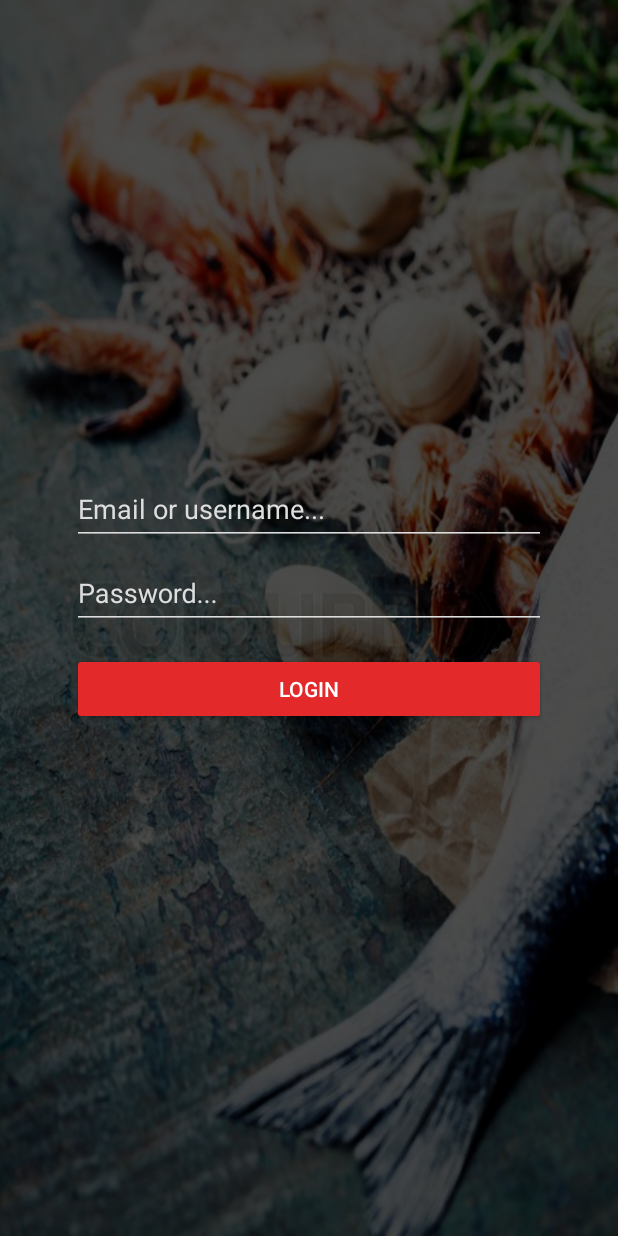
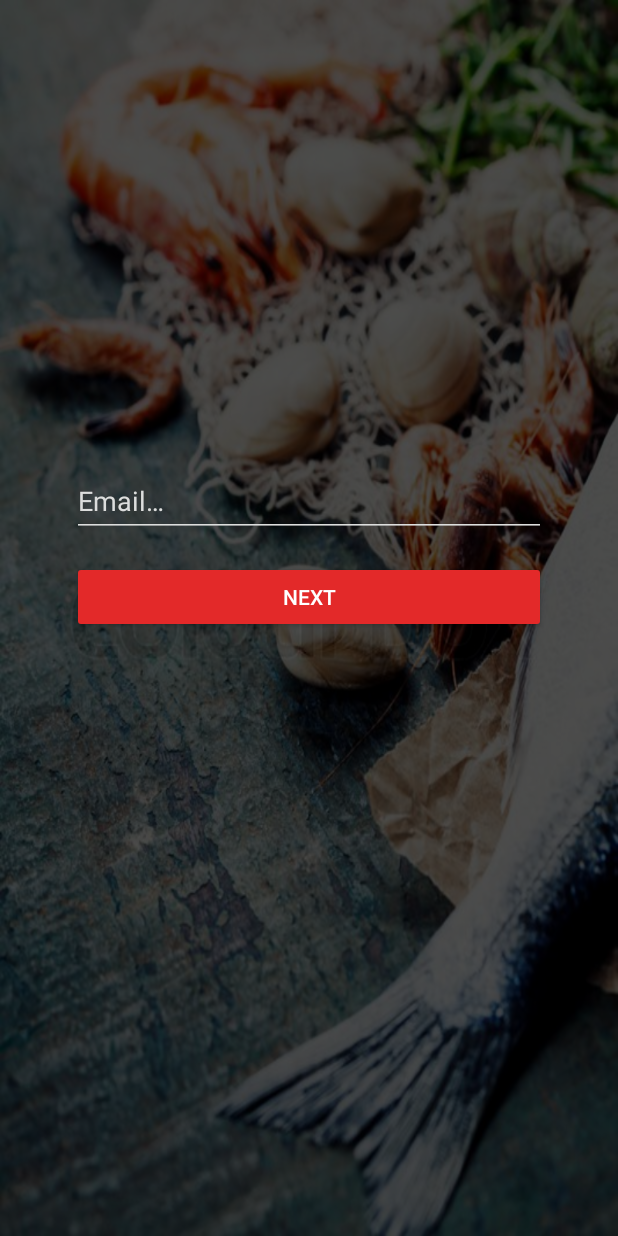
Before and after one commit to esprit-mini-projet/CookMania-Android, an Android app: the screen it shows after launch (MainActivity), after a tap on "CONNECT WITH EMAIL", on a phone screen of 412 x 824 dp. Run offline under Robolectric (Android 15) with nearby library versions, the phone set to English and light mode, and no system bars; libraries missing offline, so code that uses them is left out: com.facebook, com.facebook.login; 7 statements that could not run were skipped.

Commit message:
started with email login fragment

```diff
--- a/app/src/main/java/tn/duoes/esprit/cookmania/controllers/fragments/EmailLoginFragment.java
+++ b/app/src/main/java/tn/duoes/esprit/cookmania/controllers/fragments/EmailLoginFragment.java
@@ -1,18 +1,30 @@
 package tn.duoes.esprit.cookmania.controllers.fragments;
 
+import android.content.Context;
 import android.os.Bundle;
 import android.support.annotation.NonNull;
 import android.support.annotation.Nullable;
+import android.support.design.widget.TextInputEditText;
+import android.support.design.widget.TextInputLayout;
 import android.support.v4.app.Fragment;
 import android.view.LayoutInflater;
 import android.view.View;
 import android.view.ViewGroup;
+import android.view.WindowManager;
+import android.view.inputmethod.InputMethodManager;
+import android.widget.Button;
 
 import tn.duoes.esprit.cookmania.R;
 
 public class EmailLoginFragment extends Fragment {
 
     private static final String TAG = "EmailLoginFragment";
+
+    private TextInputLayout mEmailLayout;
+    private TextInputLayout mUsernameLayout;
+    private TextInputLayout mPasswordLayout;
+    private TextInputLayout mConfirmPasswordLayout;
+    private Button mActionButton;
 
     public static EmailLoginFragment newInstance() {
 
@@ -28,8 +40,19 @@ public class EmailLoginFragment extends Fragment {
     public View onCreateView(@NonNull LayoutInflater inflater, @Nullable ViewGroup container, @Nullable Bundle savedInstanceState) {
         View v = inflater.inflate(R.layout.fragment_email_login, container, false);
 
+        mEmailLayout = v.findViewById(R.id.activity_main_email_input_layout);
+        mUsernameLayout = v.findViewById(R.id.activity_main_username_input_layout);
+        mPasswordLayout = v.findViewById(R.id.activity_main_password_input_layout);
+        mConfirmPasswordLayout = v.findViewById(R.id.activity_main_password_confirm_input_layout);
+        mActionButton = v.findViewById(R.id.activity_main_action_button);
+
 
 
         return v;
     }
+
+    @Override
+    public void onCreate(@Nullable Bundle savedInstanceState) {
+        super.onCreate(savedInstanceState);
+    }
 }
--- a/app/src/main/java/tn/duoes/esprit/cookmania/services/UserService.java
+++ b/app/src/main/java/tn/duoes/esprit/cookmania/services/UserService.java
@@ -19,7 +19,7 @@ public class UserService {
 
     private static final String TAG = "UserService";
 
-    private static final String Base_Url = "http://192.168.1.2:3000/users/";
+    private static final String Base_Url = "http://192.168.43.254:3000/users/";
     private static UserService instance;
 
     private UserApi mUserApi;
--- a/app/src/main/res/layout/fragment_email_login.xml
+++ b/app/src/main/res/layout/fragment_email_login.xml
@@ -3,9 +3,7 @@
     xmlns:app="http://schemas.android.com/apk/res-auto"
     android:layout_width="match_parent"
     android:layout_height="match_parent"
-    android:background="@drawable/login_background"
-    android:focusable="true"
-    android:focusableInTouchMode="true">
+    android:background="@drawable/login_background">
 
     <LinearLayout
         android:layout_width="match_parent"
@@ -13,21 +11,23 @@
         android:background="@android:color/black"
         android:alpha="0.7"/>
 
+    <LinearLayout
+        android:layout_width="match_parent"
+        android:layout_height="match_parent"
+        android:orientation="vertical"
+        android:gravity="center"
+        android:paddingStart="48dp"
+        android:paddingEnd="48dp"
+        android:paddingBottom="100dp">
+
         <android.support.design.widget.TextInputLayout
-        android:id="@+id/login_input_layout"
-        android:layout_width="0dp"
+            android:id="@+id/activity_main_email_input_layout"
+            android:layout_width="match_parent"
             android:layout_height="wrap_content"
-        app:layout_constraintTop_toTopOf="parent"
-        app:layout_constraintBottom_toBottomOf="parent"
-        app:layout_constraintStart_toStartOf="parent"
-        app:layout_constraintEnd_toEndOf="parent"
-        android:layout_marginStart="48dp"
-        android:layout_marginEnd="48dp"
-        app:layout_constraintVertical_bias="0.4"
             android:textColorHint="@color/colorFaded">
 
             <AutoCompleteTextView
-            android:id="@+id/activity_main_login_input"
+                android:id="@+id/activity_main_email_input"
                 android:layout_width="match_parent"
                 android:layout_height="wrap_content"
                 android:hint="@string/login_input_hint"
@@ -40,14 +40,31 @@
         </android.support.design.widget.TextInputLayout>
 
         <android.support.design.widget.TextInputLayout
-        android:id="@+id/password_input_layout"
-        android:layout_width="0dp"
+            android:id="@+id/activity_main_username_input_layout"
+            android:layout_width="match_parent"
             android:layout_height="wrap_content"
-        app:layout_constraintStart_toStartOf="@id/login_input_layout"
-        app:layout_constraintEnd_toEndOf="@id/login_input_layout"
-        app:layout_constraintTop_toBottomOf="@id/login_input_layout"
-        app:layout_constraintVertical_bias="0.4"
-        android:textColorHint="@color/colorFaded">
+            android:textColorHint="@color/colorFaded"
+            android:visibility="gone">
+
+            <android.support.design.widget.TextInputEditText
+                android:id="@+id/activity_main_username_input"
+                android:layout_width="match_parent"
+                android:layout_height="wrap_content"
+                android:hint="@string/login_username_hint"
+                android:textColorHint="@color/colorFaded"
+                android:inputType="text"
+                android:maxLines="1"
+                android:imeOptions="actionNext"
+                android:textColor="@android:color/white"/>
+
+        </android.support.design.widget.TextInputLayout>
+
+        <android.support.design.widget.TextInputLayout
+            android:id="@+id/activity_main_password_input_layout"
+            android:layout_width="match_parent"
+            android:layout_height="wrap_content"
+            android:textColorHint="@color/colorFaded"
+            android:visibility="gone">
 
             <android.support.design.widget.TextInputEditText
                 android:id="@+id/activity_main_password_input"
@@ -62,17 +79,35 @@
 
         </android.support.design.widget.TextInputLayout>
 
+        <android.support.design.widget.TextInputLayout
+            android:id="@+id/activity_main_password_confirm_input_layout"
+            android:layout_width="match_parent"
+            android:layout_height="wrap_content"
+            android:textColorHint="@color/colorFaded"
+            android:visibility="gone">
+
+            <android.support.design.widget.TextInputEditText
+                android:id="@+id/activity_main_password_confirm_input"
+                android:layout_width="match_parent"
+                android:layout_height="wrap_content"
+                android:hint="@string/login_password_confirm_hint"
+                android:textColorHint="@color/colorFaded"
+                android:inputType="textPassword"
+                android:maxLines="1"
+                android:imeOptions="actionDone"
+                android:textColor="@android:color/white"/>
+
+        </android.support.design.widget.TextInputLayout>
+
         <Button
-        android:id="@+id/activity_main_login_button"
-        android:layout_width="0dp"
+            android:id="@+id/activity_main_action_button"
+            android:layout_width="match_parent"
             android:layout_height="wrap_content"
-        android:text="@string/login_button_text"
+            android:text="@string/next"
             android:textColor="@android:color/white"
-        app:layout_constraintStart_toStartOf="@id/password_input_layout"
-        app:layout_constraintEnd_toEndOf="@id/password_input_layout"
-        app:layout_constraintTop_toBottomOf="@id/password_input_layout"
             android:layout_marginTop="16dp"
             android:backgroundTint="@color/colorAccent"/>
 
+    </LinearLayout>
 
 </android.support.constraint.ConstraintLayout>
--- a/app/src/main/res/values/strings.xml
+++ b/app/src/main/res/values/strings.xml
@@ -1,11 +1,14 @@
 <resources>
     <string name="app_name">CookMania</string>
-    <string name="login_input_hint">Email or username...</string>
-    <string name="login_password_hint">Password...</string>
+    <string name="login_input_hint">Email…</string>
+    <string name="login_password_hint">Password…</string>
     <string name="login_button_text">Login</string>
 
     <string name="facebook_app_id">2345180169101572</string>
     <string name="fb_login_protocol_scheme">fb2345180169101572</string>
     <string name="email_login_button_text">Connect with email</string>
+    <string name="next">next</string>
+    <string name="login_username_hint">Username…</string>
+    <string name="login_password_confirm_hint">Confirm password…</string>
 
 </resources>
```
Lines whose indentation alone changed are shown as unchanged.
